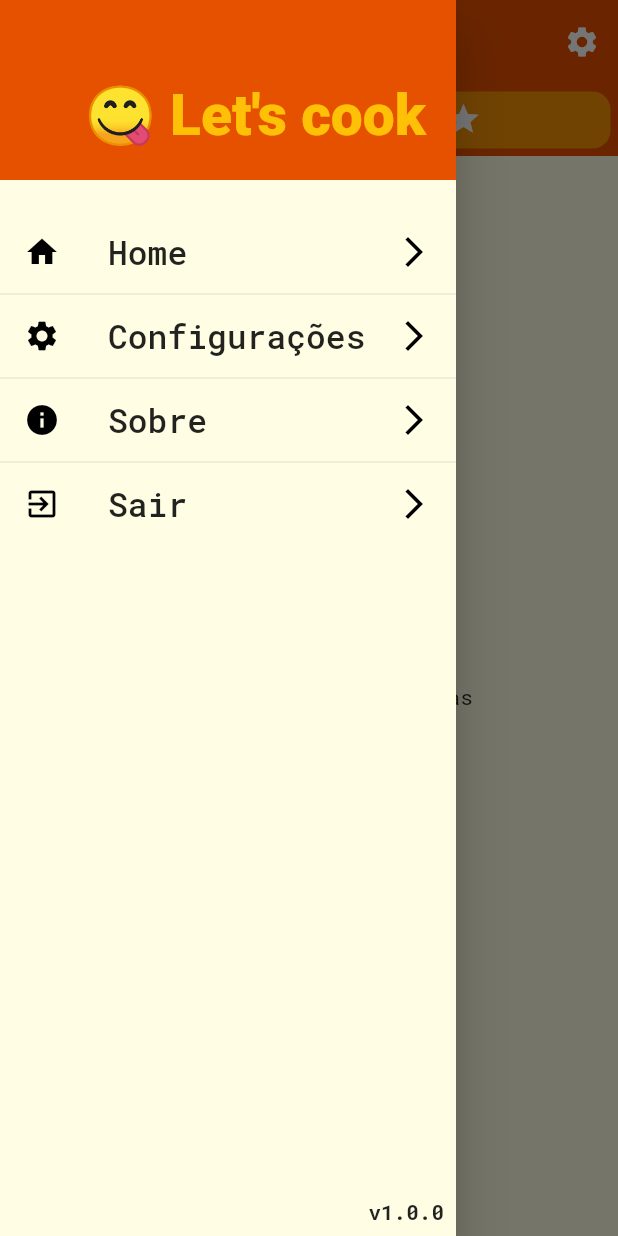
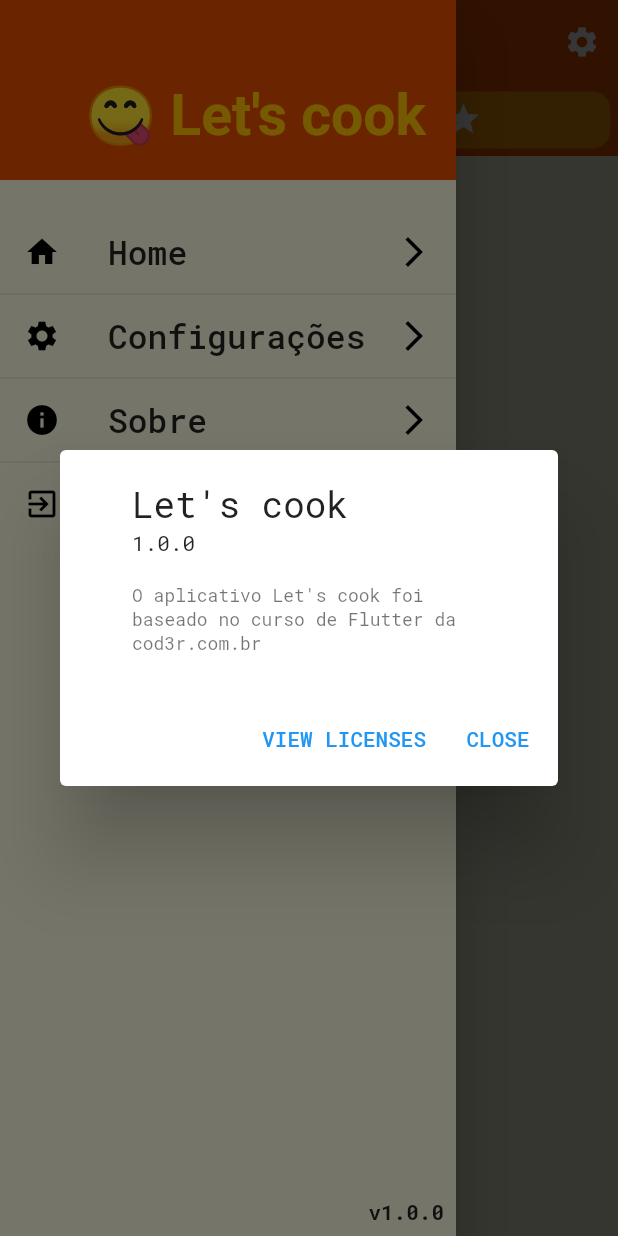
Before and after one commit to hansmboron/let-s-cook, a Flutter app: the screen it shows after launch, tab 2 chosen, in the side drawer, after a tap on "Sobre", on a phone screen of 412 x 824 dp. Run offline on Flutter 3.47's test engine with Material 2 defaults, Android fonts, the phone set to English and light mode, and no system bars; our stand-ins replace bubble_tab_indicator, cached_network_image, google_fonts; Roboto replaces fonts that are missing (Gorditas).

Commit message:
add funcionalidade favoritos ainda sem persistencia

```diff
--- a/lib/components/main_drawer.dart
+++ b/lib/components/main_drawer.dart
@@ -1,3 +1,5 @@
+import 'dart:io';
+
 import 'package:flutter/material.dart';
 import 'package:google_fonts/google_fonts.dart';
 import 'package:lets_cook/utils/app_routes.dart';
@@ -38,8 +40,8 @@ class MainDrawer extends StatelessWidget {
             color: Theme.of(context).primaryColor,
             child: Text(
               "😋 Let's cook",
-              style: GoogleFonts.hammersmithOne(
-                fontWeight: FontWeight.w900,
+              style: GoogleFonts.gorditas(
+                fontWeight: FontWeight.bold,
                 fontSize: 38,
                 color: Theme.of(context).accentColor,
               ),
@@ -64,13 +66,25 @@ class MainDrawer extends StatelessWidget {
           _createItem(
             icon: Icons.info,
             label: 'Sobre',
-            onTap: () {},
+            onTap: () {
+              showAboutDialog(
+                context: context,
+                applicationVersion: '1.0.0',
+                applicationLegalese:
+                    "O aplicativo Let's cook foi baseado no curso de Flutter da cod3r.com.br",
+                applicationName: "Let's cook",
+              );
+            },
           ),
           Divider(height: 0),
           _createItem(
             icon: Icons.exit_to_app,
             label: 'Sair',
-            onTap: () {},
+            onTap: () {
+              try {
+                exit(0);
+              } catch (e) {}
+            },
           ),
           Spacer(),
           Container(
--- a/lib/main.dart
+++ b/lib/main.dart
@@ -20,6 +20,8 @@ class LetsCook extends StatefulWidget {
 class _LetsCookState extends State<LetsCook> {
   Settings settings = Settings();
   List<Meal> _avaliableMeals = DUMMY_MEALS;
+  List<Meal> _favoriteMeals = [];
+
   void _filterMeals(Settings settings) {
     setState(() {
       _avaliableMeals = DUMMY_MEALS.where((meal) {
@@ -37,6 +39,18 @@ class _LetsCookState extends State<LetsCook> {
     });
   }
 
+  void _toggleMeal(Meal meal) {
+    setState(() {
+      _favoriteMeals.contains(meal)
+          ? _favoriteMeals.remove(meal)
+          : _favoriteMeals.add(meal);
+    });
+  }
+
+  bool _isFavorite(Meal meal) {
+    return _favoriteMeals.contains(meal);
+  }
+
   @override
   Widget build(BuildContext context) {
     return MaterialApp(
@@ -52,9 +66,9 @@ class _LetsCookState extends State<LetsCook> {
         ),
       ),
       routes: {
-        AppRoutes.HOME: (ctx) => Tabs(),
+        AppRoutes.HOME: (ctx) => Tabs(_favoriteMeals),
         AppRoutes.CATEGORIES_MEALS: (ctx) => CategoriesMeals(_avaliableMeals),
-        AppRoutes.MEALS_DETAILS: (ctx) => MealDetail(),
+        AppRoutes.MEALS_DETAILS: (ctx) => MealDetail(_toggleMeal, _isFavorite),
         AppRoutes.SETTING: (ctx) => SettingsPage(_filterMeals, settings),
       },
       onUnknownRoute: (settings) =>
--- a/lib/pages/categories_meals.dart
+++ b/lib/pages/categories_meals.dart
@@ -20,6 +20,7 @@ class CategoriesMeals extends StatelessWidget {
         title: Text(category.title),
       ),
       body: ListView.builder(
+        physics: BouncingScrollPhysics(),
         itemCount: categoryMeals.length,
         itemBuilder: (ctx, index) {
           return MealItem(categoryMeals[index]);
--- a/lib/pages/favorites.dart
+++ b/lib/pages/favorites.dart
@@ -1,10 +1,25 @@
 import 'package:flutter/material.dart';
+import 'package:lets_cook/components/meal_item.dart';
+import 'package:lets_cook/models/meal.dart';
 
 class Favorites extends StatelessWidget {
+  final List<Meal> favoriteMeals;
+
+  const Favorites(this.favoriteMeals);
   @override
   Widget build(BuildContext context) {
-    return Center(
-      child: Text('Minhas refeições favoritas'),
-    );
+    if (favoriteMeals.isEmpty) {
+      return Center(
+        child: Text('Nenhuma refeição favorita!'),
+      );
+    } else {
+      return ListView.builder(
+        physics: BouncingScrollPhysics(),
+        itemCount: favoriteMeals.length,
+        itemBuilder: (ctx, index) {
+          return MealItem(favoriteMeals[index]);
+        },
+      );
+    }
   }
 }
--- a/lib/pages/tabs.dart
+++ b/lib/pages/tabs.dart
@@ -1,12 +1,29 @@
 import 'package:bubble_tab_indicator/bubble_tab_indicator.dart';
 import 'package:flutter/material.dart';
+import 'package:google_fonts/google_fonts.dart';
 import 'package:lets_cook/components/main_drawer.dart';
+import 'package:lets_cook/models/meal.dart';
 import 'package:lets_cook/pages/favorites.dart';
 import 'package:lets_cook/utils/app_routes.dart';
 
 import 'categories_screen.dart';
 
-class Tabs extends StatelessWidget {
+class Tabs extends StatefulWidget {
+  final List<Meal> favoriteMeals;
+
+  const Tabs(this.favoriteMeals);
+
+  @override
+  _TabsState createState() => _TabsState();
+}
+
+class _TabsState extends State<Tabs> {
+  Widget favoriteScreen;
+  void initState() {
+    super.initState();
+    favoriteScreen = Favorites(widget.favoriteMeals);
+  }
+
   @override
   Widget build(BuildContext context) {
     return DefaultTabController(
@@ -15,7 +32,10 @@ class Tabs extends StatelessWidget {
       child: Scaffold(
         appBar: AppBar(
           elevation: 0,
-          title: Text("Let's cook"),
+          title: Text("Let's cook",
+              style: GoogleFonts.gorditas(
+                fontSize: 24,
+              )),
           bottom: TabBar(
             indicator: BubbleTabIndicator(
               indicatorHeight: 38.0,
@@ -23,14 +43,15 @@ class Tabs extends StatelessWidget {
               indicatorColor: Theme.of(context).accentColor.withAlpha(150),
               tabBarIndicatorSize: TabBarIndicatorSize.tab,
             ),
+            labelStyle: TextStyle(fontSize: 30),
             tabs: [
               Tab(
                 icon: Icon(Icons.fastfood),
-                // text: 'Categorias',
+                // text: '🍲',
               ),
               Tab(
                 icon: Icon(Icons.star),
-                // text: 'Favoritos',
+                // text: '🌟',
               ),
             ],
           ),
@@ -47,7 +68,7 @@ class Tabs extends StatelessWidget {
         body: TabBarView(
           children: [
             Categories(),
-            Favorites(),
+            favoriteScreen,
           ],
         ),
       ),
```
Also changed, not shown: lib/components/meal_item.dart (+1 -9 lines), lib/pages/meal_details.dart (+11 -4 lines).
